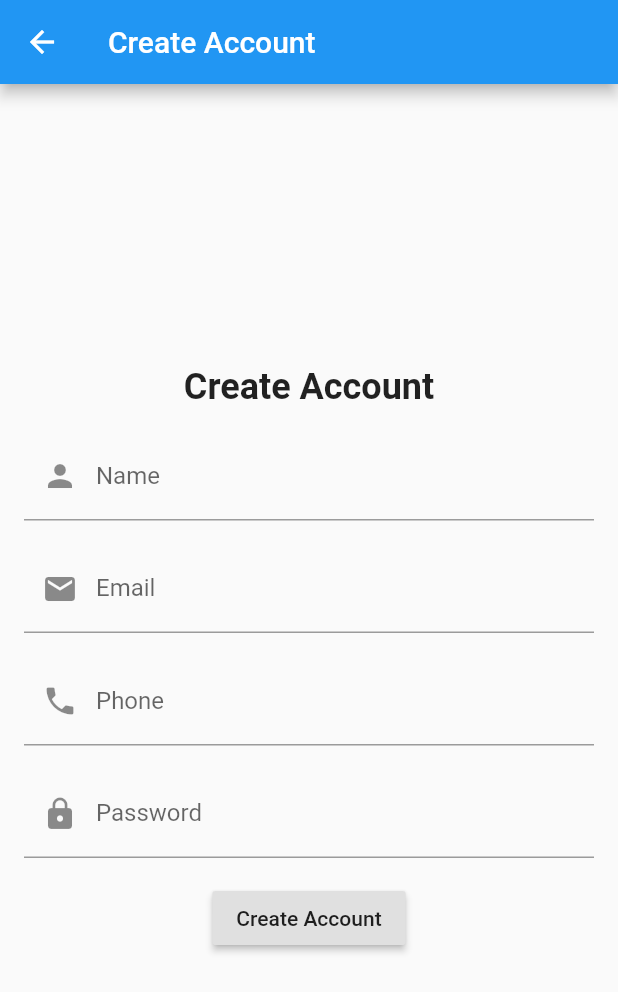
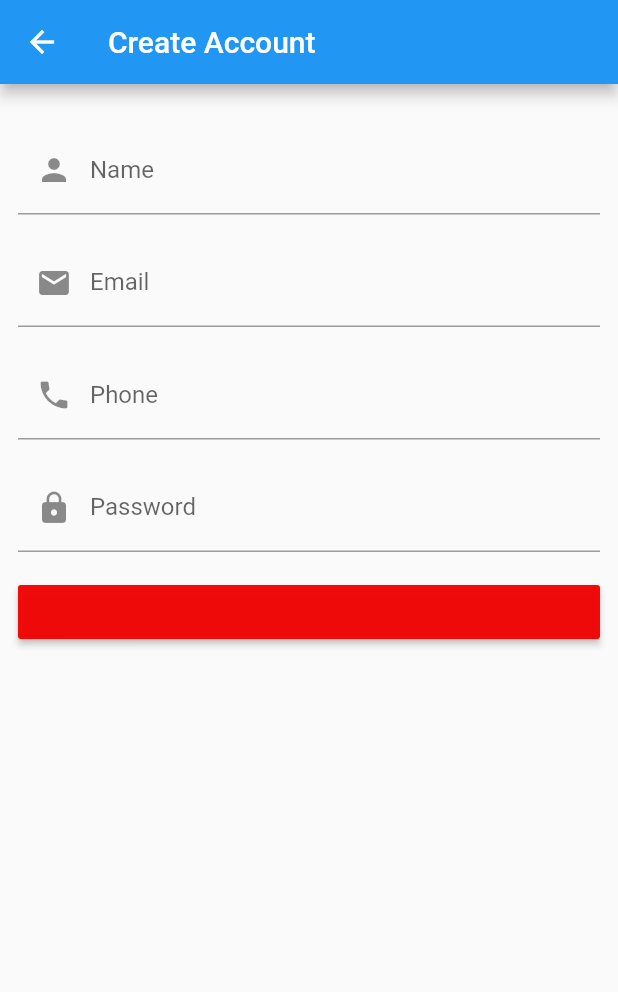
Before and after one commit to MrAnmol08/movielovers, a Flutter app: the screen it shows after launch, on a phone screen of 412 x 824 dp. Shown: the top 992 px of the screen. Run offline on Flutter 3.47's test engine with Material 2 defaults, Android fonts, the phone set to English and light mode, and no system bars; our stand-ins replace google_fonts.

Commit message:
made button in register page

```diff
--- a/lib/RegisterPage.dart
+++ b/lib/RegisterPage.dart
@@ -1,6 +1,7 @@
 // ignore_for_file: unused_field, deprecated_member_use
 
 import 'package:flutter/material.dart';
+import 'package:flutter/services.dart';
 
 class RegisterPage extends StatefulWidget {
   const RegisterPage({Key? key}) : super(key: key);
@@ -27,17 +28,17 @@ class _RegisterPageState extends State<RegisterPage> {
       body: Form(
         key: _formKey,
         child: Padding(
-          padding: const EdgeInsets.all(16.0),
+          padding: const EdgeInsets.all(12.0),
           child: Column(
-            mainAxisAlignment: MainAxisAlignment.center,
+            mainAxisAlignment: MainAxisAlignment.start,
             children: <Widget>[
-              const Text(
-                'Create Account',
-                style: TextStyle(
-                  fontSize: 24.0,
-                  fontWeight: FontWeight.bold,
-                ),
-              ),
+              //const Text(
+                //'Create Account',
+                //style: TextStyle(
+                  //fontSize: 24.0,
+                  //fontWeight: FontWeight.bold,
+                //),
+              //),
               const SizedBox(height: 16.0),
               TextFormField(
                 decoration: const InputDecoration(
@@ -76,9 +77,18 @@ class _RegisterPageState extends State<RegisterPage> {
                 onSaved: (input) => _password = input!,
               ),
               const SizedBox(height: 16.0),
-              RaisedButton(
-                onPressed: _submit,
-                child: const Text('Create Account'),
+              SizedBox(
+                width: double.infinity,
+                  child: RaisedButton(
+                    color: const Color.fromARGB(247, 241, 4, 4),
+                    onPressed: () {
+                      if (_formKey.currentState!.validate()) {
+                        _formKey.currentState!.save();
+
+                        // Perform create account here
+                      }
+                    },
+                  ),
               ),
             ],
           ),
--- a/lib/SplashScreen.dart
+++ b/lib/SplashScreen.dart
@@ -51,7 +51,7 @@ class _SplashScreentwoState extends State {
     Future.delayed(Duration(seconds: 15), () {
       Navigator.push(
         context,
-        MaterialPageRoute(builder: (context) => LoginPage()),
+        MaterialPageRoute(builder: (context) => const LoginPage()),
       );
     });
   }
```
